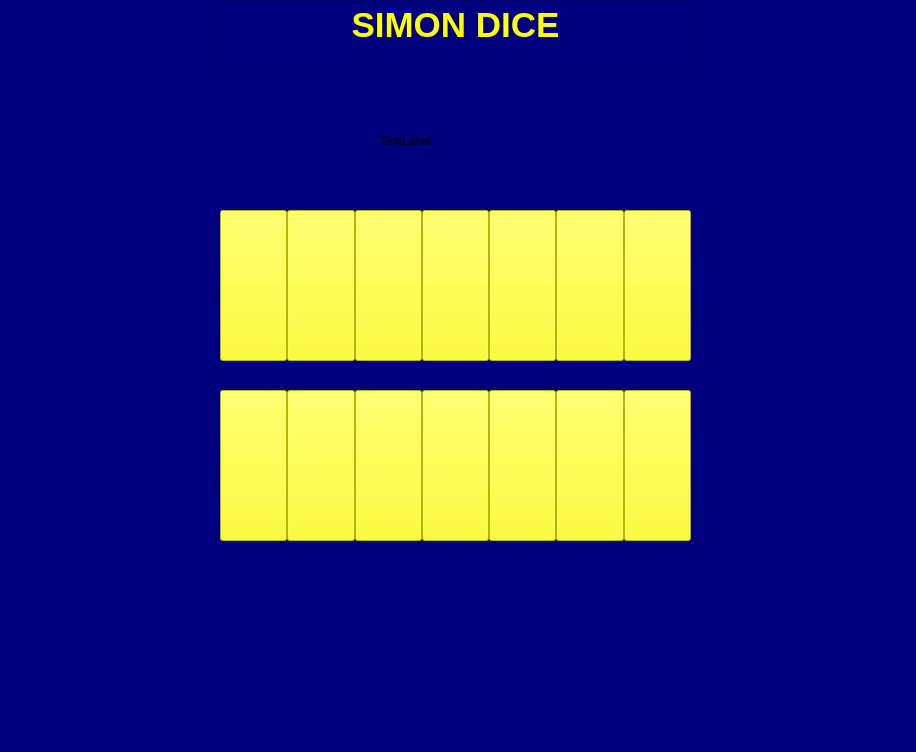
Before: the Qt Designer form Interfaz Gráfica/M_A.ui in ChrisX4Ever/TIC2_PF_CICS, drawn with Qt 5.
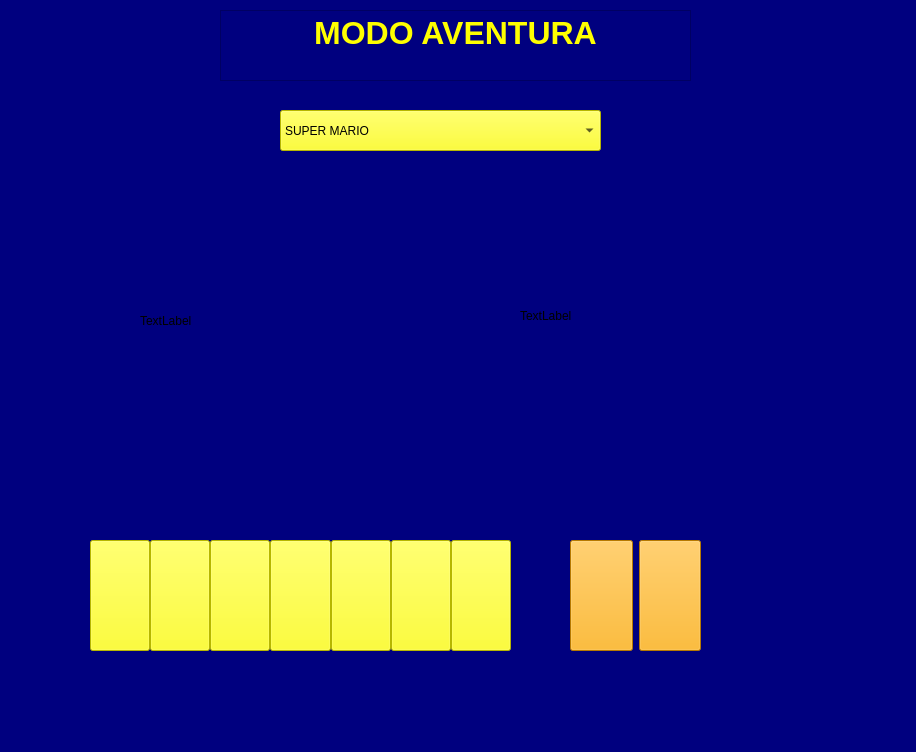
After: the same form once the commit is applied. Icons and pictures are not drawn.

Commit message: Modificadas las interfaces gráficas

Patch:
```diff
--- a/Interfaz Gráfica/M_A.ui
+++ b/Interfaz Gráfica/M_A.ui
@@ -20,13 +20,248 @@
    <property name="styleSheet">
     <string notr="true">selection-color: qradialgradient(spread:reflect, cx:0.495, cy:0.5, radius:0.5, fx:0.5, fy:0.5, stop:0 rgba(0, 0, 127, 255), stop:1 rgba(255, 255, 255, 255));</string>
    </property>
+   <widget class="QFrame" name="horizontalFrame">
+    <property name="geometry">
+     <rect>
+      <x>80</x>
+      <y>530</y>
+      <width>441</width>
+      <height>131</height>
+     </rect>
+    </property>
+    <property name="styleSheet">
+     <string notr="true">color: rgb(0, 0, 127);</string>
+    </property>
+    <layout class="QHBoxLayout" name="horizontalLayout">
+     <property name="spacing">
+      <number>0</number>
+     </property>
+     <property name="leftMargin">
+      <number>10</number>
+     </property>
+     <property name="topMargin">
+      <number>10</number>
+     </property>
+     <property name="rightMargin">
+      <number>10</number>
+     </property>
+     <property name="bottomMargin">
+      <number>10</number>
+     </property>
+     <item>
+      <widget class="QPushButton" name="b1">
+       <property name="sizePolicy">
+        <sizepolicy hsizetype="Minimum" vsizetype="Minimum">
+         <horstretch>0</horstretch>
+         <verstretch>0</verstretch>
+        </sizepolicy>
+       </property>
+       <property name="styleSheet">
+        <string notr="true">background-color: rgb(255, 255, 0);</string>
+       </property>
+       <property name="text">
+        <string/>
+       </property>
+      </widget>
+     </item>
+     <item>
+      <widget class="QPushButton" name="b2">
+       <property name="sizePolicy">
+        <sizepolicy hsizetype="Minimum" vsizetype="Minimum">
+         <horstretch>0</horstretch>
+         <verstretch>0</verstretch>
+        </sizepolicy>
+       </property>
+       <property name="styleSheet">
+        <string notr="true">background-color: rgb(255, 255, 0);</string>
+       </property>
+       <property name="text">
+        <string/>
+       </property>
+      </widget>
+     </item>
+     <item>
+      <widget class="QPushButton" name="b3">
+       <property name="sizePolicy">
+        <sizepolicy hsizetype="Minimum" vsizetype="Minimum">
+         <horstretch>0</horstretch>
+         <verstretch>0</verstretch>
+        </sizepolicy>
+       </property>
+       <property name="styleSheet">
+        <string notr="true">background :rgb(255, 255, 0)</string>
+       </property>
+       <property name="text">
+        <string/>
+       </property>
+      </widget>
+     </item>
+     <item>
+      <widget class="QPushButton" name="b4">
+       <property name="sizePolicy">
+        <sizepolicy hsizetype="Minimum" vsizetype="Minimum">
+         <horstretch>0</horstretch>
+         <verstretch>0</verstretch>
+        </sizepolicy>
+       </property>
+       <property name="styleSheet">
+        <string notr="true">background :  rgb(255, 255, 0)</string>
+       </property>
+       <property name="text">
+        <string/>
+       </property>
+      </widget>
+     </item>
+     <item>
+      <widget class="QPushButton" name="b5">
+       <property name="sizePolicy">
+        <sizepolicy hsizetype="Minimum" vsizetype="Minimum">
+         <horstretch>0</horstretch>
+         <verstretch>0</verstretch>
+        </sizepolicy>
+       </property>
+       <property name="styleSheet">
+        <string notr="true">background-color: rgb(255, 255, 0);</string>
+       </property>
+       <property name="text">
+        <string/>
+       </property>
+      </widget>
+     </item>
+     <item>
+      <widget class="QPushButton" name="b6">
+       <property name="sizePolicy">
+        <sizepolicy hsizetype="Minimum" vsizetype="Minimum">
+         <horstretch>0</horstretch>
+         <verstretch>0</verstretch>
+        </sizepolicy>
+       </property>
+       <property name="styleSheet">
+        <string notr="true">background-color: rgb(255, 255, 0);</string>
+       </property>
+       <property name="text">
+        <string/>
+       </property>
+      </widget>
+     </item>
+     <item>
+      <widget class="QPushButton" name="b7">
+       <property name="sizePolicy">
+        <sizepolicy hsizetype="Minimum" vsizetype="Minimum">
+         <horstretch>0</horstretch>
+         <verstretch>0</verstretch>
+        </sizepolicy>
+       </property>
+       <property name="styleSheet">
+        <string notr="true">background :rgb(255, 255, 0)</string>
+       </property>
+       <property name="text">
+        <string/>
+       </property>
+      </widget>
+     </item>
+    </layout>
+   </widget>
+   <widget class="QWidget" name="horizontalLayoutWidget_2">
+    <property name="geometry">
+     <rect>
+      <x>560</x>
+      <y>530</y>
+      <width>151</width>
+      <height>131</height>
+     </rect>
+    </property>
+    <layout class="QHBoxLayout" name="horizontalLayout_2">
+     <property name="leftMargin">
+      <number>10</number>
+     </property>
+     <property name="topMargin">
+      <number>10</number>
+     </property>
+     <property name="rightMargin">
+      <number>10</number>
+     </property>
+     <property name="bottomMargin">
+      <number>10</number>
+     </property>
+     <item>
+      <widget class="QPushButton" name="b8">
+       <property name="sizePolicy">
+        <sizepolicy hsizetype="Minimum" vsizetype="Minimum">
+         <horstretch>0</horstretch>
+         <verstretch>0</verstretch>
+        </sizepolicy>
+       </property>
+       <property name="styleSheet">
+        <string notr="true">background-color: rgb(255, 170, 0);</string>
+       </property>
+       <property name="text">
+        <string/>
+       </property>
+      </widget>
+     </item>
+     <item>
+      <widget class="QPushButton" name="b9">
+       <property name="sizePolicy">
+        <sizepolicy hsizetype="Minimum" vsizetype="Minimum">
+         <horstretch>0</horstretch>
+         <verstretch>0</verstretch>
+        </sizepolicy>
+       </property>
+       <property name="styleSheet">
+        <string notr="true">background-color: rgb(255, 170, 0);
+</string>
+       </property>
+       <property name="text">
+        <string/>
+       </property>
+      </widget>
+     </item>
+    </layout>
+   </widget>
+   <widget class="QComboBox" name="combobox_games">
+    <property name="geometry">
+     <rect>
+      <x>280</x>
+      <y>110</y>
+      <width>321</width>
+      <height>41</height>
+     </rect>
+    </property>
+    <property name="whatsThis">
+     <string>&lt;html&gt;&lt;head/&gt;&lt;body&gt;&lt;p align=&quot;center&quot;&gt;&lt;br/&gt;&lt;/p&gt;&lt;/body&gt;&lt;/html&gt;</string>
+    </property>
+    <property name="styleSheet">
+     <string notr="true">background : rgb(255, 255, 0)</string>
+    </property>
+    <item>
+     <property name="text">
+      <string>SUPER MARIO</string>
+     </property>
+    </item>
+    <item>
+     <property name="text">
+      <string>ZELDA</string>
+     </property>
+    </item>
+    <item>
+     <property name="text">
+      <string>POKEMON</string>
+     </property>
+    </item>
+    <item>
+     <property name="text">
+      <string/>
+     </property>
+    </item>
+   </widget>
    <widget class="QLabel" name="label">
     <property name="geometry">
      <rect>
-      <x>330</x>
-      <y>560</y>
-      <width>271</width>
-      <height>121</height>
+      <x>760</x>
+      <y>520</y>
+      <width>131</width>
+      <height>171</height>
      </rect>
     </property>
     <property name="text">
@@ -39,11 +274,37 @@
      <bool>true</bool>
     </property>
    </widget>
+   <widget class="QLabel" name="label_2">
+    <property name="geometry">
+     <rect>
+      <x>520</x>
+      <y>180</y>
+      <width>231</width>
+      <height>271</height>
+     </rect>
+    </property>
+    <property name="text">
+     <string>TextLabel</string>
+    </property>
+   </widget>
+   <widget class="QLabel" name="label_3">
+    <property name="geometry">
+     <rect>
+      <x>140</x>
+      <y>190</y>
+      <width>331</width>
+      <height>261</height>
+     </rect>
+    </property>
+    <property name="text">
+     <string>TextLabel</string>
+    </property>
+   </widget>
    <widget class="QTextBrowser" name="textBrowser">
     <property name="geometry">
      <rect>
       <x>220</x>
-      <y>0</y>
+      <y>10</y>
       <width>471</width>
       <height>71</height>
      </rect>
@@ -52,307 +313,10 @@
      <string>&lt;!DOCTYPE HTML PUBLIC &quot;-//W3C//DTD HTML 4.0//EN&quot; &quot;http://www.w3.org/TR/REC-html40/strict.dtd&quot;&gt;
 &lt;html&gt;&lt;head&gt;&lt;meta name=&quot;qrichtext&quot; content=&quot;1&quot; /&gt;&lt;style type=&quot;text/css&quot;&gt;
 p, li { white-space: pre-wrap; }
-&lt;/style&gt;&lt;/head&gt;&lt;body style=&quot; font-family:'MS Shell Dlg 2'; font-size:7.8pt; font-weight:400; font-style:normal;&quot;&gt;
-&lt;p align=&quot;center&quot; style=&quot; margin-top:0px; margin-bottom:0px; margin-left:0px; margin-right:0px; -qt-block-indent:0; text-indent:0px;&quot;&gt;&lt;span style=&quot; font-size:26pt; font-weight:600; color:#ffff00;&quot;&gt;SIMON DICE&lt;/span&gt;&lt;/p&gt;&lt;/body&gt;&lt;/html&gt;</string>
+&lt;/style&gt;&lt;/head&gt;&lt;body style=&quot; font-family:'MS Shell Dlg 2'; font-size:8.25pt; font-weight:400; font-style:normal;&quot;&gt;
+&lt;p align=&quot;center&quot; style=&quot; margin-top:0px; margin-bottom:0px; margin-left:0px; margin-right:0px; -qt-block-indent:0; text-indent:0px;&quot;&gt;&lt;span style=&quot; font-size:24pt; font-weight:600; color:#ffff00;&quot;&gt;MODO AVENTURA&lt;/span&gt;&lt;/p&gt;&lt;/body&gt;&lt;/html&gt;</string>
     </property>
    </widget>
-   <widget class="QFrame" name="horizontalFrame_2">
-    <property name="geometry">
-     <rect>
-      <x>210</x>
-      <y>200</y>
-      <width>491</width>
-      <height>171</height>
-     </rect>
-    </property>
-    <property name="styleSheet">
-     <string notr="true">color: rgb(0, 0, 127);</string>
-    </property>
-    <layout class="QHBoxLayout" name="horizontalLayout_3">
-     <property name="spacing">
-      <number>0</number>
-     </property>
-     <property name="leftMargin">
-      <number>10</number>
-     </property>
-     <property name="topMargin">
-      <number>10</number>
-     </property>
-     <property name="rightMargin">
-      <number>10</number>
-     </property>
-     <property name="bottomMargin">
-      <number>10</number>
-     </property>
-     <item>
-      <widget class="QPushButton" name="b_7">
-       <property name="sizePolicy">
-        <sizepolicy hsizetype="Minimum" vsizetype="Minimum">
-         <horstretch>0</horstretch>
-         <verstretch>0</verstretch>
-        </sizepolicy>
-       </property>
-       <property name="styleSheet">
-        <string notr="true">background-color: rgb(255, 255, 0);</string>
-       </property>
-       <property name="text">
-        <string/>
-       </property>
-      </widget>
-     </item>
-     <item>
-      <widget class="QPushButton" name="b_8">
-       <property name="sizePolicy">
-        <sizepolicy hsizetype="Minimum" vsizetype="Minimum">
-         <horstretch>0</horstretch>
-         <verstretch>0</verstretch>
-        </sizepolicy>
-       </property>
-       <property name="styleSheet">
-        <string notr="true">background-color: rgb(255, 255, 0);</string>
-       </property>
-       <property name="text">
-        <string/>
-       </property>
-      </widget>
-     </item>
-     <item>
-      <widget class="QPushButton" name="b_9">
-       <property name="sizePolicy">
-        <sizepolicy hsizetype="Minimum" vsizetype="Minimum">
-         <horstretch>0</horstretch>
-         <verstretch>0</verstretch>
-        </sizepolicy>
-       </property>
-       <property name="styleSheet">
-        <string notr="true">background :rgb(255, 255, 0)</string>
-       </property>
-       <property name="text">
-        <string/>
-       </property>
-      </widget>
-     </item>
-     <item>
-      <widget class="QPushButton" name="b_10">
-       <property name="sizePolicy">
-        <sizepolicy hsizetype="Minimum" vsizetype="Minimum">
-         <horstretch>0</horstretch>
-         <verstretch>0</verstretch>
-        </sizepolicy>
-       </property>
-       <property name="styleSheet">
-        <string notr="true">background :  rgb(255, 255, 0)</string>
-       </property>
-       <property name="text">
-        <string/>
-       </property>
-      </widget>
-     </item>
-     <item>
-      <widget class="QPushButton" name="b_11">
-       <property name="sizePolicy">
-        <sizepolicy hsizetype="Minimum" vsizetype="Minimum">
-         <horstretch>0</horstretch>
-         <verstretch>0</verstretch>
-        </sizepolicy>
-       </property>
-       <property name="styleSheet">
-        <string notr="true">background-color: rgb(255, 255, 0);</string>
-       </property>
-       <property name="text">
-        <string/>
-       </property>
-      </widget>
-     </item>
-     <item>
-      <widget class="QPushButton" name="b_12">
-       <property name="sizePolicy">
-        <sizepolicy hsizetype="Minimum" vsizetype="Minimum">
-         <horstretch>0</horstretch>
-         <verstretch>0</verstretch>
-        </sizepolicy>
-       </property>
-       <property name="styleSheet">
-        <string notr="true">background-color: rgb(255, 255, 0);</string>
-       </property>
-       <property name="text">
-        <string/>
-       </property>
-      </widget>
-     </item>
-     <item>
-      <widget class="QPushButton" name="b_13">
-       <property name="sizePolicy">
-        <sizepolicy hsizetype="Minimum" vsizetype="Minimum">
-         <horstretch>0</horstretch>
-         <verstretch>0</verstretch>
-        </sizepolicy>
-       </property>
-       <property name="styleSheet">
-        <string notr="true">background :rgb(255, 255, 0)</string>
-       </property>
-       <property name="text">
-        <string/>
-       </property>
-      </widget>
-     </item>
-    </layout>
-   </widget>
-   <widget class="QLabel" name="label_2">
-    <property name="geometry">
-     <rect>
-      <x>380</x>
-      <y>80</y>
-      <width>141</width>
-      <height>121</height>
-     </rect>
-    </property>
-    <property name="text">
-     <string>TextLabel</string>
-    </property>
-   </widget>
-   <widget class="QFrame" name="horizontalFrame_3">
-    <property name="geometry">
-     <rect>
-      <x>210</x>
-      <y>380</y>
-      <width>491</width>
-      <height>171</height>
-     </rect>
-    </property>
-    <property name="styleSheet">
-     <string notr="true">color: rgb(0, 0, 127);</string>
-    </property>
-    <layout class="QHBoxLayout" name="horizontalLayout_4">
-     <property name="spacing">
-      <number>0</number>
-     </property>
-     <property name="leftMargin">
-      <number>10</number>
-     </property>
-     <property name="topMargin">
-      <number>10</number>
-     </property>
-     <property name="rightMargin">
-      <number>10</number>
-     </property>
-     <property name="bottomMargin">
-      <number>10</number>
-     </property>
-     <item>
-      <widget class="QPushButton" name="b_14">
-       <property name="sizePolicy">
-        <sizepolicy hsizetype="Minimum" vsizetype="Minimum">
-         <horstretch>0</horstretch>
-         <verstretch>0</verstretch>
-        </sizepolicy>
-       </property>
-       <property name="styleSheet">
-        <string notr="true">background-color: rgb(255, 255, 0);</string>
-       </property>
-       <property name="text">
-        <string/>
-       </property>
-      </widget>
-     </item>
-     <item>
-      <widget class="QPushButton" name="b_15">
-       <property name="sizePolicy">
-        <sizepolicy hsizetype="Minimum" vsizetype="Minimum">
-         <horstretch>0</horstretch>
-         <verstretch>0</verstretch>
-        </sizepolicy>
-       </property>
-       <property name="styleSheet">
-        <string notr="true">background-color: rgb(255, 255, 0);</string>
-       </property>
-       <property name="text">
-        <string/>
-       </property>
-      </widget>
-     </item>
-     <item>
-      <widget class="QPushButton" name="b_16">
-       <property name="sizePolicy">
-        <sizepolicy hsizetype="Minimum" vsizetype="Minimum">
-         <horstretch>0</horstretch>
-         <verstretch>0</verstretch>
-        </sizepolicy>
-       </property>
-       <property name="styleSheet">
-        <string notr="true">background :rgb(255, 255, 0)</string>
-       </property>
-       <property name="text">
-        <string/>
-       </property>
-      </widget>
-     </item>
-     <item>
-      <widget class="QPushButton" name="b_17">
-       <property name="sizePolicy">
-        <sizepolicy hsizetype="Minimum" vsizetype="Minimum">
-         <horstretch>0</horstretch>
-         <verstretch>0</verstretch>
-        </sizepolicy>
-       </property>
-       <property name="styleSheet">
-        <string notr="true">background :  rgb(255, 255, 0)</string>
-       </property>
-       <property name="text">
-        <string/>
-       </property>
-      </widget>
-     </item>
-     <item>
-      <widget class="QPushButton" name="b_18">
-       <property name="sizePolicy">
-        <sizepolicy hsizetype="Minimum" vsizetype="Minimum">
-         <horstretch>0</horstretch>
-         <verstretch>0</verstretch>
-        </sizepolicy>
-       </property>
-       <property name="styleSheet">
-        <string notr="true">background-color: rgb(255, 255, 0);</string>
-       </property>
-       <property name="text">
-        <string/>
-       </property>
-      </widget>
-     </item>
-     <item>
-      <widget class="QPushButton" name="b_19">
-       <property name="sizePolicy">
-        <sizepolicy hsizetype="Minimum" vsizetype="Minimum">
-         <horstretch>0</horstretch>
-         <verstretch>0</verstretch>
-        </sizepolicy>
-       </property>
-       <property name="styleSheet">
-        <string notr="true">background-color: rgb(255, 255, 0);</string>
-       </property>
-       <property name="text">
-        <string/>
-       </property>
-      </widget>
-     </item>
-     <item>
-      <widget class="QPushButton" name="b_20">
-       <property name="sizePolicy">
-        <sizepolicy hsizetype="Minimum" vsizetype="Minimum">
-         <horstretch>0</horstretch>
-         <verstretch>0</verstretch>
-        </sizepolicy>
-       </property>
-       <property name="styleSheet">
-        <string notr="true">background :rgb(255, 255, 0)</string>
-       </property>
-       <property name="text">
-        <string/>
-       </property>
-      </widget>
-     </item>
-    </layout>
-   </widget>
   </widget>
   <widget class="QMenuBar" name="menubar">
    <property name="geometry">
```
Left out of the diff: 4 changed lines with no effect on the pictures. The commit also changes 5 other files.
